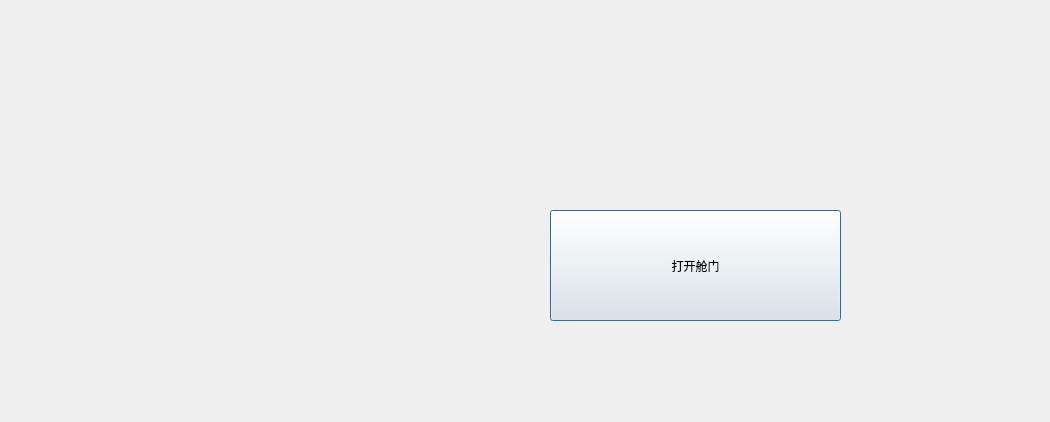
Above: idle.ui from yingzhihua/DxHS-C before the change. Below: the same form after it.
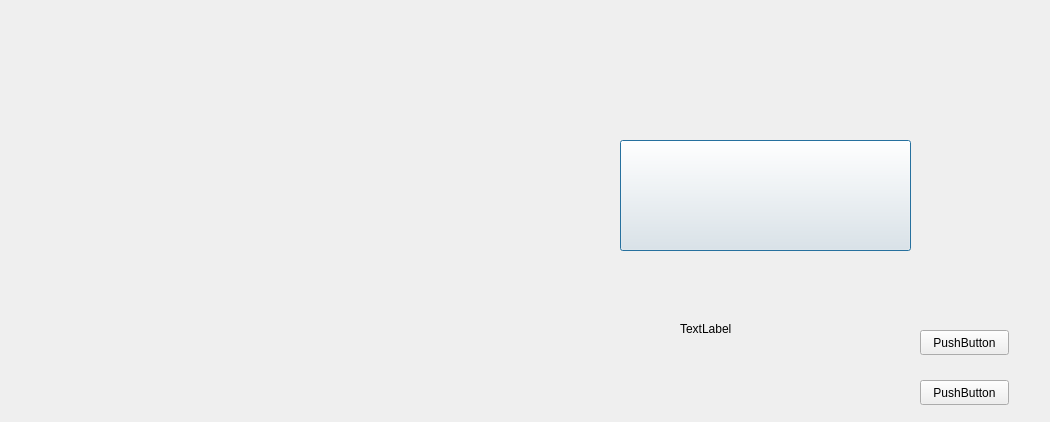
That is the form after the change.

What changed in the file:
```diff
--- a/idle.ui
+++ b/idle.ui
@@ -16,14 +16,53 @@
   <widget class="QPushButton" name="btOpenDoor">
    <property name="geometry">
     <rect>
-     <x>550</x>
-     <y>210</y>
+     <x>620</x>
+     <y>140</y>
      <width>291</width>
      <height>111</height>
     </rect>
    </property>
    <property name="text">
-    <string>打开舱门</string>
+    <string/>
+   </property>
+  </widget>
+  <widget class="QLabel" name="Home_Idle_lbBoxState">
+   <property name="geometry">
+    <rect>
+     <x>680</x>
+     <y>320</y>
+     <width>67</width>
+     <height>17</height>
+    </rect>
+   </property>
+   <property name="text">
+    <string>TextLabel</string>
+   </property>
+  </widget>
+  <widget class="QPushButton" name="Home_Idle_btLogout">
+   <property name="geometry">
+    <rect>
+     <x>920</x>
+     <y>330</y>
+     <width>89</width>
+     <height>25</height>
+    </rect>
+   </property>
+   <property name="text">
+    <string>PushButton</string>
+   </property>
+  </widget>
+  <widget class="QPushButton" name="Home_Idle_btQuit">
+   <property name="geometry">
+    <rect>
+     <x>920</x>
+     <y>380</y>
+     <width>89</width>
+     <height>25</height>
+    </rect>
+   </property>
+   <property name="text">
+    <string>PushButton</string>
    </property>
   </widget>
  </widget>
```
Left out of the diff: 2 changed lines with no effect on the pictures.
